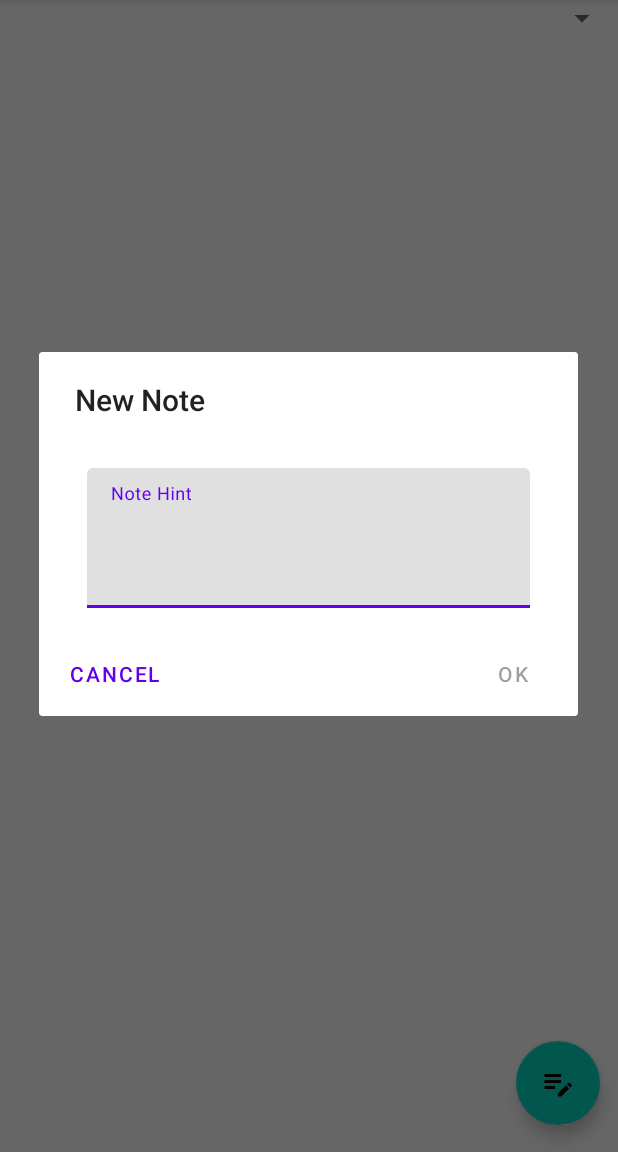
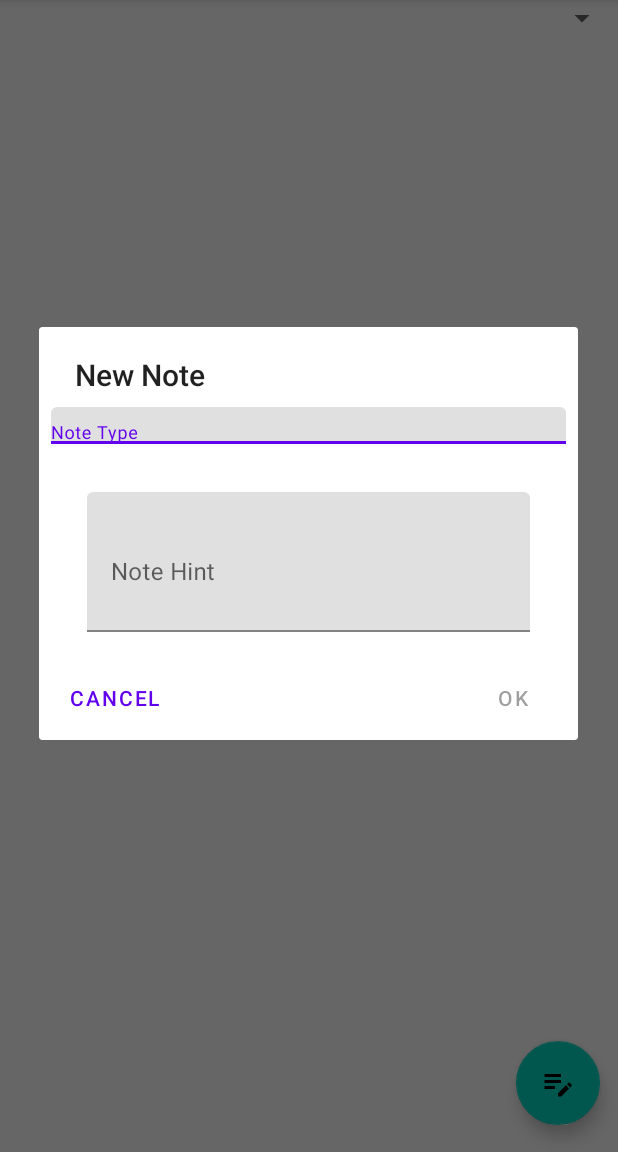
Before and after one commit to endangered-species-management-system/esms-android, an Android app: the fragment NoteFragment placed in its activity, on a phone screen of 412 x 824 dp, the part 84-1236 px from its top. Run offline under Robolectric (Android 15) with nearby library versions, the phone set to English and light mode, and no system bars; our stand-ins replace Room's generated code, RxJava; libraries missing offline, so code that uses them is left out: org.apache.commons.

Commit message:
Add autocomplete text for enum note types in progress.

```diff
--- a/app/src/main/java/edu/cnm/deepdive/fieldnotes/controller/NoteFragment.java
+++ b/app/src/main/java/edu/cnm/deepdive/fieldnotes/controller/NoteFragment.java
@@ -16,8 +16,9 @@ import androidx.lifecycle.ViewModelProvider;
 import edu.cnm.deepdive.fieldnotes.R;
 import edu.cnm.deepdive.fieldnotes.databinding.FragmentNoteBinding;
 import edu.cnm.deepdive.fieldnotes.model.entity.Note;
-import edu.cnm.deepdive.fieldnotes.model.entity.Note.Category;
+import edu.cnm.deepdive.fieldnotes.model.entity.Note.NoteType;
 import edu.cnm.deepdive.fieldnotes.viewmodel.MainViewModel;
+import java.util.List;
 
 public class NoteFragment extends DialogFragment implements TextWatcher {
 
@@ -25,6 +26,7 @@ public class NoteFragment extends DialogFragment implements TextWatcher {
   private FragmentNoteBinding binding;
   private AlertDialog alertDialog;
   private Long speciesId;
+  private List<Note> notes;
 
   @Override
   public void onCreate(@Nullable Bundle savedInstanceState) {
@@ -64,6 +66,9 @@ public class NoteFragment extends DialogFragment implements TextWatcher {
     super.onViewCreated(view, savedInstanceState);
     //noinspection ConstantConditions
     viewModel = new ViewModelProvider(getActivity()).get(MainViewModel.class);
+    viewModel.getNote().observe(getViewLifecycleOwner(), (notes) -> {
+
+    });
   }
 
   private void checkSubmitConditions() {
@@ -76,7 +81,7 @@ public class NoteFragment extends DialogFragment implements TextWatcher {
     String newNote = binding.note.getText().toString().trim();
     note.setNote(newNote);
     note.setSpeciesId(speciesId);
-    note.setCategory(Category.CONDITIONS);
+    note.setNoteType(NoteType.CONDITIONS);
     viewModel.saveNote(note);
   }
 
--- a/app/src/main/res/layout/fragment_note.xml
+++ b/app/src/main/res/layout/fragment_note.xml
@@ -1,18 +1,44 @@
 <?xml version="1.0" encoding="utf-8"?>
-<androidx.constraintlayout.widget.ConstraintLayout
+<ScrollView
   xmlns:android="http://schemas.android.com/apk/res/android"
   xmlns:tools="http://schemas.android.com/tools"
+  xmlns:app="http://schemas.android.com/apk/res-auto"
+  android:layout_width="match_parent"
+  android:layout_height="match_parent"
+  android:layout_margin="@dimen/half_static_spacing"
+  tools:context=".controller.NoteFragment">
+
+ <androidx.constraintlayout.widget.ConstraintLayout
+   android:layout_width="match_parent"
+   android:layout_height="wrap_content">
+
+   <com.google.android.material.textfield.TextInputLayout
+     android:id="@+id/note_type_layout"
+     android:layout_width="0dp"
+     android:layout_height="wrap_content"
+     android:layout_margin="@dimen/half_static_spacing"
+     app:hintEnabled="true"
+     app:hintAnimationEnabled="true"
+     app:layout_constraintTop_toTopOf="parent"
+     app:layout_constraintStart_toStartOf="parent"
+     app:layout_constraintEnd_toEndOf="parent"
+     tools:ignore="contentDescription">
+
+     <com.google.android.material.textfield.MaterialAutoCompleteTextView
+       android:id="@+id/note_type"
        android:layout_width="match_parent"
        android:layout_height="wrap_content"
-  xmlns:app="http://schemas.android.com/apk/res-auto"
-  tools:context=".controller.NoteFragment">
+       android:hint="@string/note_type"
+       android:inputType="textAutoComplete"/>
+
+   </com.google.android.material.textfield.TextInputLayout>
 
    <com.google.android.material.textfield.TextInputLayout
      android:id="@+id/note_layout"
      android:layout_width="0dp"
      android:layout_height="wrap_content"
      app:layout_constraintStart_toStartOf="parent"
-  app:layout_constraintTop_toTopOf="parent"
+     app:layout_constraintTop_toBottomOf="@id/note_type_layout"
      app:layout_constraintEnd_toEndOf="parent"
      android:layout_margin="@dimen/full_static_spacing"
      app:hintEnabled="true"
@@ -33,3 +59,5 @@
    </com.google.android.material.textfield.TextInputLayout>
 
  </androidx.constraintlayout.widget.ConstraintLayout>
+
+</ScrollView>
--- a/app/src/main/res/values/dimens.xml
+++ b/app/src/main/res/values/dimens.xml
@@ -2,4 +2,5 @@
 <resources>
   <dimen name="full_static_spacing">16dp</dimen>
   <dimen name="full_dynamic_spacing">16dp</dimen>
+  <dimen name="half_static_spacing">8dp</dimen>
 </resources>
--- a/app/src/main/res/values/strings.xml
+++ b/app/src/main/res/values/strings.xml
@@ -5,4 +5,5 @@
   <string name="note_hint">Note Hint</string>
   <string name="new_note">New Note</string>
   <string name="note_fragment">Note Fragment</string>
+  <string name="note_type">Note Type</string>
 </resources>
```
Also changed, not shown: app/src/main/java/edu/cnm/deepdive/fieldnotes/model/entity/Note.java (+10 -11 lines). Lines whose indentation alone changed are shown as unchanged.
